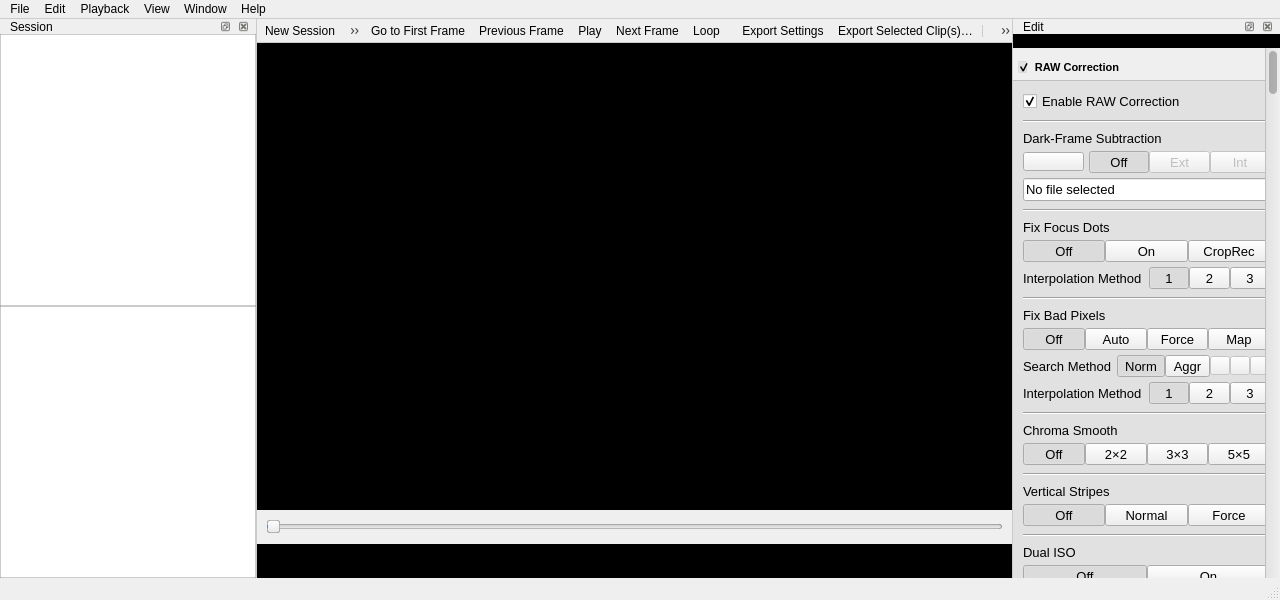
Qt form platform/qt/MainWindow.ui (ilia3101/MLV-App) before a commit.
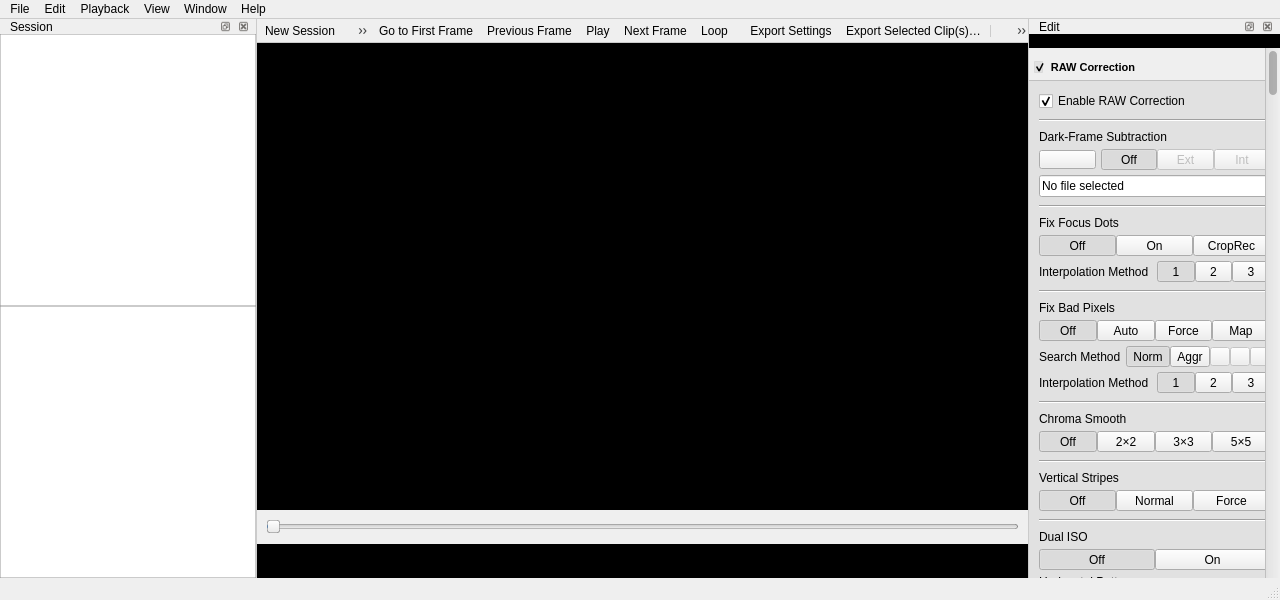
The same form after that commit. Icons and pictures are not drawn. Custom widgets are drawn as their Qt base class.

```diff
--- a/platform/qt/MainWindow.ui
+++ b/platform/qt/MainWindow.ui
@@ -830,11 +830,6 @@
                </property>
                <item>
                 <widget class="QCheckBox" name="checkBoxRawFixEnable">
-                 <property name="font">
-                  <font>
-                   <pointsize>10</pointsize>
-                  </font>
-                 </property>
                  <property name="text">
                   <string>Enable RAW Correction</string>
                  </property>
@@ -862,11 +857,6 @@
                </item>
                <item>
                 <widget class="QLabel" name="labelDarkFrameSubtraction">
-                 <property name="font">
-                  <font>
-                   <pointsize>10</pointsize>
-                  </font>
-                 </property>
                  <property name="text">
                   <string>Dark-Frame Subtraction</string>
                  </property>
@@ -888,11 +878,6 @@
                      <verstretch>0</verstretch>
                     </sizepolicy>
                    </property>
-                   <property name="font">
-                    <font>
-                     <pointsize>10</pointsize>
-                    </font>
-                   </property>
                    <property name="toolTip">
                     <string>Select dark-frame file…</string>
                    </property>
@@ -943,11 +928,6 @@
                         <verstretch>0</verstretch>
                        </sizepolicy>
                       </property>
-                      <property name="font">
-                       <font>
-                        <pointsize>10</pointsize>
-                       </font>
-                      </property>
                       <property name="text">
                        <string>Off</string>
                       </property>
@@ -973,11 +953,6 @@
                         <verstretch>0</verstretch>
                        </sizepolicy>
                       </property>
-                      <property name="font">
-                       <font>
-                        <pointsize>10</pointsize>
-                       </font>
-                      </property>
                       <property name="text">
                        <string>Ext</string>
                       </property>
@@ -1000,11 +975,6 @@
                         <verstretch>0</verstretch>
                        </sizepolicy>
                       </property>
-                      <property name="font">
-                       <font>
-                        <pointsize>10</pointsize>
-                       </font>
-                      </property>
                       <property name="text">
                        <string>Int</string>
                       </property>
@@ -1023,11 +993,6 @@
                </item>
                <item>
                 <widget class="QLineEdit" name="lineEditDarkFrameFile">
-                 <property name="font">
-                  <font>
-                   <pointsize>10</pointsize>
-                  </font>
-                 </property>
                  <property name="text">
                   <string>No file selected</string>
                  </property>
@@ -1055,11 +1020,6 @@
                </item>
                <item>
                 <widget class="QLabel" name="FocusPixelsLabel">
-                 <property name="font">
-                  <font>
-                   <pointsize>10</pointsize>
-                  </font>
-                 </property>
                  <property name="text">
                   <string>Fix Focus Dots</string>
                  </property>
@@ -1091,11 +1051,6 @@
                       <verstretch>0</verstretch>
                      </sizepolicy>
                     </property>
-                    <property name="font">
-                     <font>
-                      <pointsize>10</pointsize>
-                     </font>
-                    </property>
                     <property name="text">
                      <string>Off</string>
                     </property>
@@ -1118,11 +1073,6 @@
                       <verstretch>0</verstretch>
                      </sizepolicy>
                     </property>
-                    <property name="font">
-                     <font>
-                      <pointsize>10</pointsize>
-                     </font>
-                    </property>
                     <property name="text">
                      <string>On</string>
                     </property>
@@ -1142,11 +1092,6 @@
                       <verstretch>0</verstretch>
                      </sizepolicy>
                     </property>
-                    <property name="font">
-                     <font>
-                      <pointsize>10</pointsize>
-                     </font>
-                    </property>
                     <property name="text">
                      <string>CropRec</string>
                     </property>
@@ -1168,11 +1113,6 @@
                  </property>
                  <item>
                   <widget class="QLabel" name="FocusPixelsInterpolationMethodLabel">
-                   <property name="font">
-                    <font>
-                     <pointsize>10</pointsize>
-                    </font>
-                   </property>
                    <property name="text">
                     <string>Interpolation Method</string>
                    </property>
@@ -1204,11 +1144,6 @@
                         <verstretch>0</verstretch>
                        </sizepolicy>
                       </property>
-                      <property name="font">
-                       <font>
-                        <pointsize>10</pointsize>
-                       </font>
-                      </property>
                       <property name="text">
                        <string>1</string>
                       </property>
@@ -1231,11 +1166,6 @@
                         <verstretch>0</verstretch>
                        </sizepolicy>
                       </property>
-                      <property name="font">
-                       <font>
-                        <pointsize>10</pointsize>
-                       </font>
-                      </property>
                       <property name="text">
                        <string>2</string>
                       </property>
@@ -1255,11 +1185,6 @@
                         <verstretch>0</verstretch>
                        </sizepolicy>
                       </property>
-                      <property name="font">
-                       <font>
-                        <pointsize>10</pointsize>
-                       </font>
-                      </property>
                       <property name="text">
                        <string>3</string>
                       </property>
@@ -1295,11 +1220,6 @@
                </item>
                <item>
                 <widget class="QLabel" name="BadPixelsLabel">
-                 <property name="font">
-                  <font>
-                   <pointsize>10</pointsize>
-                  </font>
-                 </property>
                  <property name="text">
                   <string>Fix Bad Pixels </string>
                  </property>
@@ -1334,11 +1254,6 @@
                       <verstretch>0</verstretch>
                      </sizepolicy>
                     </property>
-                    <property name="font">
-                     <font>
-                      <pointsize>10</pointsize>
-                     </font>
-                    </property>
                     <property name="text">
                      <string>Off</string>
                     </property>
@@ -1361,11 +1276,6 @@
                       <verstretch>0</verstretch>
                      </sizepolicy>
                     </property>
-                    <property name="font">
-                     <font>
-                      <pointsize>10</pointsize>
-                     </font>
-                    </property>
                     <property name="text">
                      <string>Auto</string>
                     </property>
@@ -1385,11 +1295,6 @@
                       <verstretch>0</verstretch>
                      </sizepolicy>
                     </property>
-                    <property name="font">
-                     <font>
-                      <pointsize>10</pointsize>
-                     </font>
-                    </property>
                     <property name="text">
                      <string>Force</string>
                     </property>
@@ -1409,11 +1314,6 @@
                       <verstretch>0</verstretch>
                      </sizepolicy>
                     </property>
-                    <property name="font">
-                     <font>
-                      <pointsize>10</pointsize>
-                     </font>
-                    </property>
                     <property name="toolTip">
                      <string>Use Bad Pixel Map</string>
                     </property>
@@ -1438,11 +1338,6 @@
                  </property>
                  <item>
                   <widget class="QLabel" name="BadPixelsSearchMethodLabel">
-                   <property name="font">
-                    <font>
-                     <pointsize>10</pointsize>
-                    </font>
-                   </property>
                    <property name="text">
                     <string>Search Method</string>
                    </property>
@@ -1474,11 +1369,6 @@
                         <verstretch>0</verstretch>
                        </sizepolicy>
                       </property>
-                      <property name="font">
-                       <font>
-                        <pointsize>10</pointsize>
-                       </font>
-                      </property>
                       <property name="text">
                        <string>Norm</string>
                       </property>
@@ -1501,11 +1391,6 @@
                         <verstretch>0</verstretch>
                        </sizepolicy>
                       </property>
-                      <property name="font">
-                       <font>
-                        <pointsize>10</pointsize>
-                       </font>
-                      </property>
                       <property name="text">
                        <string>Aggr</string>
                       </property>
@@ -1528,11 +1413,6 @@
                         <verstretch>0</verstretch>
                        </sizepolicy>
                       </property>
-                      <property name="font">
-                       <font>
-                        <pointsize>10</pointsize>
-                       </font>
-                      </property>
                       <property name="toolTip">
                        <string>Edit bad pixels (M)</string>
                       </property>
@@ -1565,11 +1445,6 @@
                         <verstretch>0</verstretch>
                        </sizepolicy>
                       </property>
-                      <property name="font">
-                       <font>
-                        <pointsize>10</pointsize>
-                       </font>
-                      </property>
                       <property name="toolTip">
                        <string>Show/hide marked bad pixels</string>
                       </property>
@@ -1602,11 +1477,6 @@
                         <verstretch>0</verstretch>
                        </sizepolicy>
                       </property>
-                      <property name="font">
-                       <font>
-                        <pointsize>10</pointsize>
-                       </font>
-                      </property>
                       <property name="toolTip">
                        <string>Delete current bad pixel map</string>
                       </property>
@@ -1634,11 +1504,6 @@
                  </property>
                  <item>
                   <widget class="QLabel" name="BadPixelsInterpolationMethodLabel">
-                   <property name="font">
-                    <font>
-                     <pointsize>10</pointsize>
-                    </font>
-                   </property>
                    <property name="text">
                     <string>Interpolation Method</string>
                    </property>
@@ -1670,11 +1535,6 @@
                         <verstretch>0</verstretch>
                        </sizepolicy>
                       </property>
-                      <property name="font">
-                       <font>
-                        <pointsize>10</pointsize>
-                       </font>
-                      </property>
                       <property name="text">
                        <string>1</string>
                       </property>
@@ -1697,11 +1557,6 @@
                         <verstretch>0</verstretch>
                        </sizepolicy>
                       </property>
-                      <property name="font">
-                       <font>
-                        <pointsize>10</pointsize>
-                       </font>
-                      </property>
                       <property name="text">
                        <string>2</string>
                       </property>
@@ -1721,11 +1576,6 @@
                         <verstretch>0</verstretch>
                        </sizepolicy>
                       </property>
-                      <property name="font">
-                       <font>
-                        <pointsize>10</pointsize>
-                       </font>
-                      </property>
                       <property name="text">
                        <string>3</string>
                       </property>
@@ -1761,11 +1611,6 @@
                </item>
                <item>
                 <widget class="QLabel" name="ChromaSmoothLabel">
-                 <property name="font">
-                  <font>
-                   <pointsize>10</pointsize>
-                  </font>
-                 </property>
                  <property name="text">
                   <string>Chroma Smooth</string>
                  </property>
@@ -1797,11 +1642,6 @@
                       <verstretch>0</verstretch>
                      </sizepolicy>
                     </property>
-                    <property name="font">
-                     <font>
-                      <pointsize>10</pointsize>
-                     </font>
-                    </property>
                     <property name="text">
                      <string>Off</string>
                     </property>
@@ -1824,11 +1664,6 @@
                       <verstretch>0</verstretch>
                      </sizepolicy>
                     </property>
-                    <property name="font">
-                     <font>
-                      <pointsize>10</pointsize>
-                     </font>
-                    </property>
                     <property name="text">
                      <string>2×2</string>
                     </property>
@@ -1848,11 +1683,6 @@
                       <verstretch>0</verstretch>
                      </sizepolicy>
                     </property>
-                    <property name="font">
-                     <font>
-                      <pointsize>10</pointsize>
-                     </font>
-                    </property>
                     <property name="text">
                      <string>3×3</string>
                     </property>
@@ -1872,11 +1702,6 @@
                       <verstretch>0</verstretch>
                      </sizepolicy>
                     </property>
-                    <property name="font">
-                     <font>
-                      <pointsize>10</pointsize>
-                     </font>
-                    </property>
                     <property name="text">
                      <string>5×5</string>
                     </property>
@@ -1910,11 +1735,6 @@
                </item>
                <item>
                 <widget class="QLabel" name="VerticalStripesLabel">
-                 <property name="font">
-                  <font>
-                   <pointsize>10</pointsize>
-                  </font>
-                 </property>
                  <property name="text">
                   <string>Vertical Stripes</string>
                  </property>
@@ -1946,11 +1766,6 @@
                       <verstretch>0</verstretch>
                      </sizepolicy>
                     </property>
-                    <property name="font">
-                     <font>
-                      <pointsize>10</pointsize>
-                     </font>
-                    </property>
                     <property name="text">
                      <string>Off</string>
                     </property>
@@ -1973,11 +1788,6 @@
                       <verstretch>0</verstretch>
                      </sizepolicy>
                     </property>
-                    <property name="font">
-                     <font>
-                      <pointsize>10</pointsize>
-                     </font>
-                    </property>
                     <property name="text">
                      <string>Normal</string>
                     </property>
@@ -1997,11 +1807,6 @@
                       <verstretch>0</verstretch>
                      </sizepolicy>
                     </property>
-                    <property name="font">
-                     <font>
-                      <pointsize>10</pointsize>
-                     </font>
-                    </property>
                     <property name="text">
                      <string>Force</string>
                     </property>
@@ -2047,11 +1852,6 @@
                    <height>0</height>
                   </size>
                  </property>
-                 <property name="font">
-                  <font>
-                   <pointsize>10</pointsize>
-                  </font>
-                 </property>
                  <property name="text">
                   <string>Dual ISO</string>
                  </property>
@@ -2083,11 +1883,6 @@
                       <verstretch>0</verstretch>
                      </sizepolicy>
                     </property>
-                    <property name="font">
-                     <font>
-                      <pointsize>10</pointsize>
-                     </font>
-                    </property>
                     <property name="text">
                      <string>Off</string>
                     </property>
@@ -2110,11 +1905,6 @@
                       <verstretch>0</verstretch>
                      </sizepolicy>
                     </property>
-                    <property name="font">
-                     <font>
-                      <pointsize>10</pointsize>
-                     </font>
-                    </property>
                     <property name="text">
                      <string>On</string>
                     </property>
@@ -2131,11 +1921,6 @@
                </item>
                <item>
                 <widget class="QLabel" name="DualIsoPatternLabel">
-                 <property name="font">
-                  <font>
-                   <pointsize>10</pointsize>
-                  </font>
-                 </property>
                  <property name="text">
                   <string>Horizontal Pattern</string>
                  </property>
```
Left out of the diff: 998 changed lines with no effect on the pictures.
